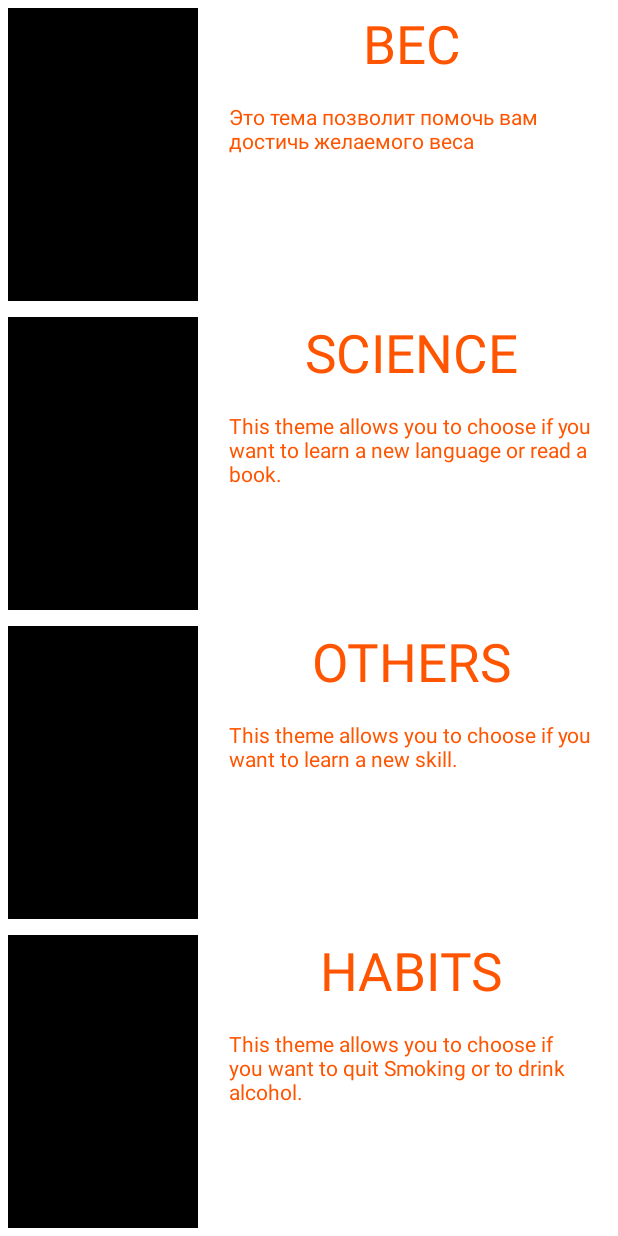
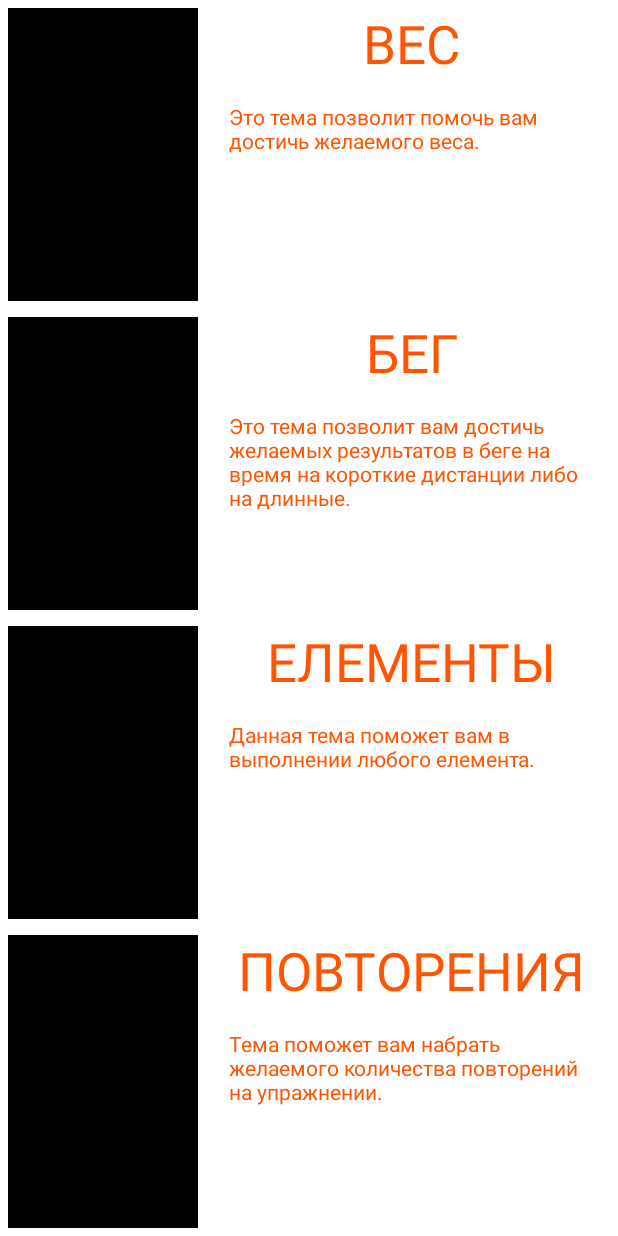
Before and after one commit to Stanislav137/GoalReminderBeta, an Android app: the layout all_subthemes_sport.xml on its own in the app's theme, with its tools: preview values and no code run, on a phone screen of 412 x 824 dp. Run offline under Robolectric (Android 15) with nearby library versions, the phone set to English and light mode, and no system bars.

Commit message:
Create all_subthemes_sport

```diff
--- a/app/src/main/res/layout/all_subthemes_sport.xml
+++ b/app/src/main/res/layout/all_subthemes_sport.xml
@@ -8,7 +8,7 @@
     tools:context="com.goalreminderbeta.sa.goalreminderbeta.ChosenTheme">
 
     <LinearLayout
-        android:id="@+id/llSport"
+        android:id="@+id/subWeight"
         android:layout_width="match_parent"
         android:layout_height="match_parent"
         android:layout_weight="2"
@@ -55,19 +55,19 @@
                 android:layout_below="@+id/themeSportTitle"
                 android:layout_centerHorizontal="true"
                 android:layout_margin="15sp"
-                android:text="Это тема позволит помочь вам достичь желаемого веса"/>
+                android:text="Это тема позволит помочь вам достичь желаемого веса."/>
 
         </RelativeLayout>
     </LinearLayout>
 
     <LinearLayout
-        android:id="@+id/llScience"
+        android:id="@+id/subRun"
         android:layout_width="match_parent"
         android:layout_height="match_parent"
         android:layout_weight="2"
-        android:text="Button"
         android:background="@color/colorWhite"
-        android:orientation="horizontal" >
+        android:orientation="horizontal"
+        android:text="Button">
 
         <RelativeLayout
             android:layout_width="match_parent"
@@ -75,13 +75,13 @@
             android:layout_weight="2">
 
             <ImageView
+                android:id="@+id/imThemeScience"
                 android:layout_width="match_parent"
                 android:layout_height="match_parent"
-                android:id="@+id/imThemeScience"
-                android:background="@color/colorBlack"
+                android:layout_alignParentLeft="true"
                 android:layout_centerVertical="true"
-                android:layout_alignParentLeft="true"
-                android:layout_margin="5sp"/>
+                android:layout_margin="5sp"
+                android:background="@color/colorBlack" />
 
         </RelativeLayout>
 
@@ -91,30 +91,30 @@
             android:layout_weight="1">
 
             <TextView
+                android:id="@+id/themeScienceTitle"
                 android:layout_width="wrap_content"
                 android:layout_height="wrap_content"
-                android:id="@+id/themeScienceTitle"
-                android:textSize="35sp"
+                android:layout_centerHorizontal="true"
                 android:layout_marginTop="5sp"
-                android:layout_centerHorizontal="true"
+                android:layout_toRightOf="@+id/imThemeChoose"
+                android:text="БЕГ"
                 android:textColor="@color/colorOrange"
-                android:layout_toRightOf="@+id/imThemeChoose"
-                android:text="SCIENCE"/>
+                android:textSize="35sp" />
 
             <TextView
                 android:layout_width="wrap_content"
                 android:layout_height="wrap_content"
-                android:textColor="@color/colorOrange"
                 android:layout_below="@+id/themeScienceTitle"
                 android:layout_centerHorizontal="true"
                 android:layout_margin="15sp"
-                android:text="This theme allows you to choose if you want to learn a new language or read a book."/>
+                android:text="Это тема позволит вам достичь желаемых результатов в беге на время на короткие дистанции либо на длинные."
+                android:textColor="@color/colorOrange" />
 
         </RelativeLayout>
     </LinearLayout>
 
     <LinearLayout
-        android:id="@+id/llElements"
+        android:id="@+id/subElements"
         android:layout_width="match_parent"
         android:layout_height="match_parent"
         android:layout_weight="2"
@@ -152,7 +152,7 @@
                 android:layout_centerHorizontal="true"
                 android:textColor="@color/colorOrange"
                 android:layout_toRightOf="@+id/imThemeChoose"
-                android:text="OTHERS"/>
+                android:text="ЕЛЕМЕНТЫ"/>
 
             <TextView
                 android:layout_width="wrap_content"
@@ -161,13 +161,13 @@
                 android:layout_below="@+id/themeElementsTitle"
                 android:layout_centerHorizontal="true"
                 android:layout_margin="15sp"
-                android:text="This theme allows you to choose if you want to learn a new skill."/>
+                android:text="Данная тема поможет вам в выполнении любого елемента."/>
 
         </RelativeLayout>
     </LinearLayout>
 
     <LinearLayout
-        android:id="@+id/llHabits"
+        android:id="@+id/subRepeat"
         android:layout_width="match_parent"
         android:layout_height="match_parent"
         android:layout_weight="2"
@@ -205,7 +205,7 @@
                 android:layout_centerHorizontal="true"
                 android:textColor="@color/colorOrange"
                 android:layout_toRightOf="@+id/imThemeChoose"
-                android:text="HABITS"/>
+                android:text="ПОВТОРЕНИЯ"/>
 
             <TextView
                 android:layout_width="wrap_content"
@@ -214,7 +214,7 @@
                 android:layout_below="@+id/themeHabitsTitle"
                 android:layout_centerHorizontal="true"
                 android:layout_margin="15sp"
-                android:text="This theme allows you to choose if you want to quit Smoking or to drink alcohol."/>
+                android:text="Тема поможет вам набрать желаемого количества повторений на упражнении."/>
 
         </RelativeLayout>
     </LinearLayout>
```
